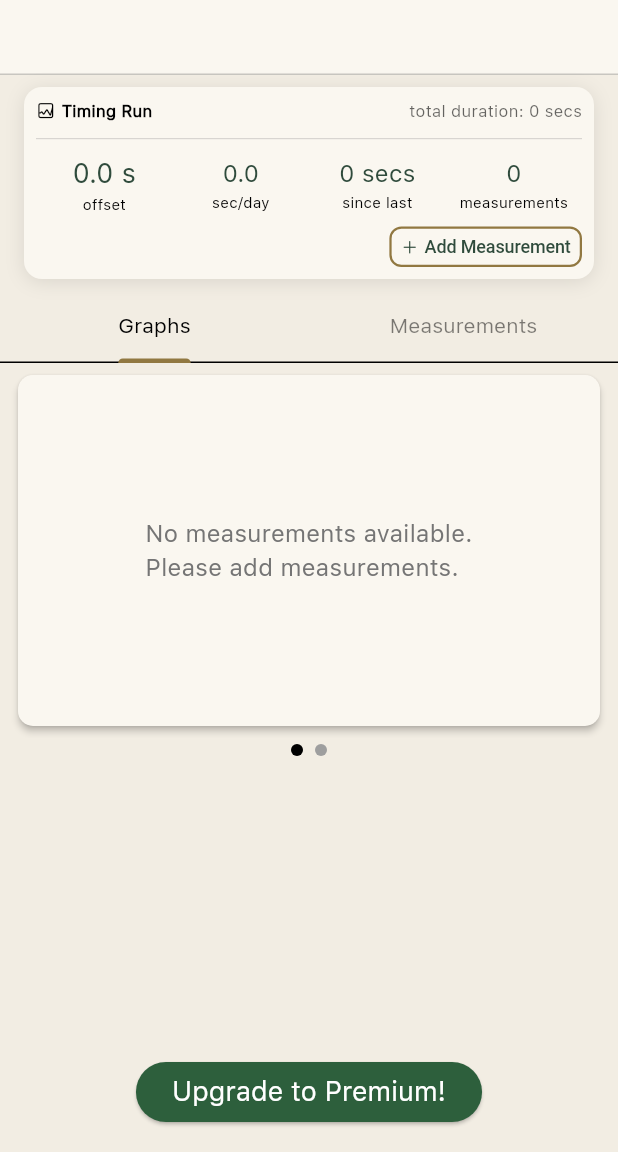
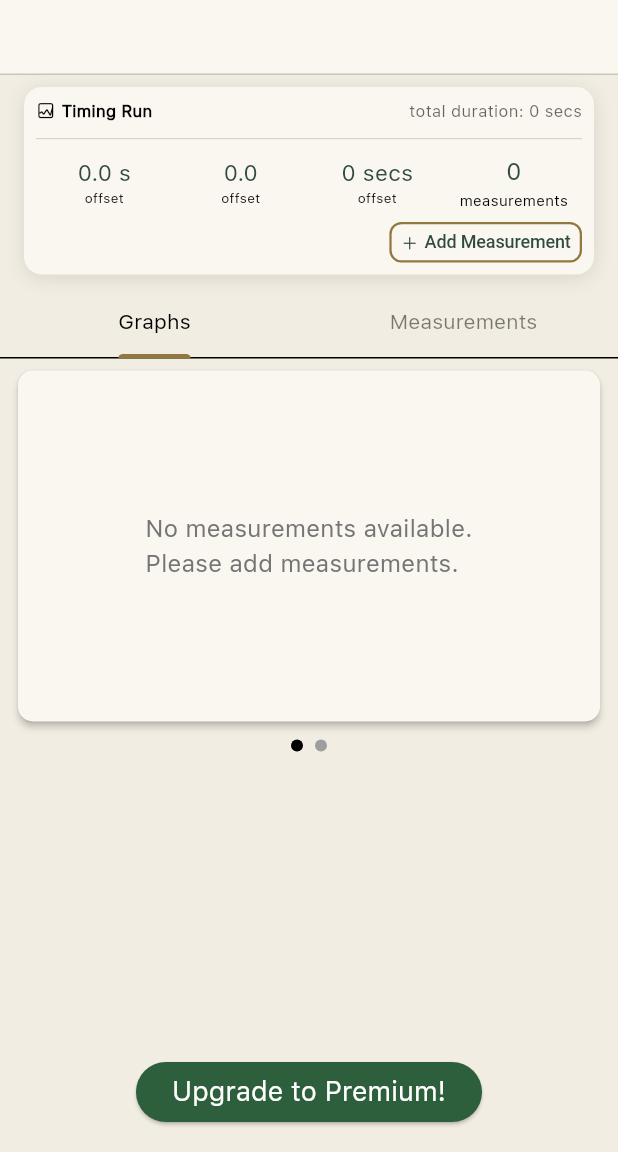
Before and after one commit to t-jayw/ChronoLog, a Flutter app: the TimingRunDetails screen opened directly with empty values, on a phone screen of 412 x 824 dp, the part 84-1236 px from its top. Run offline on Flutter 3.47's test engine with Material 3 defaults, Android fonts, the phone set to English and light mode, and no system bars; drawn by our look-alikes of smooth_page_indicator; our stand-ins replace carousel_slider, csv, file_picker, fl_chart, flutter_dotenv, flutter_image_compress and 8 more; missing offline and left inert: exif, posthog_flutter, purchases_flutter, ulid; accounts and stored records are empty.

Commit message:
release candidate for real

```diff
--- a/lib/components/timing_run_component.dart
+++ b/lib/components/timing_run_component.dart
@@ -115,7 +115,7 @@ class _TimingRunComponentState extends ConsumerState<TimingRunComponent> {
                           Text(
                             timingRunStats.formattedLatestOffset(),
                             style: TextStyle(
-                              fontSize: 18,
+                              fontSize: 15,
                               fontWeight: FontWeight.w500,
                               color: Theme.of(context).colorScheme.tertiary,
                             ),
@@ -123,7 +123,7 @@ class _TimingRunComponentState extends ConsumerState<TimingRunComponent> {
                           Text(
                             'offset',
                             style: TextStyle(
-                              fontSize: 10,
+                              fontSize: 9,
                               color: Theme.of(context).colorScheme.onBackground,
                             ),
                           ),
@@ -137,15 +137,15 @@ class _TimingRunComponentState extends ConsumerState<TimingRunComponent> {
                           Text(
                             timingRunStats.formattedSecondsPerDayForRun(),
                             style: TextStyle(
-                              fontSize: 16,
+                              fontSize: 15,
                               fontWeight: FontWeight.w500,
                               color: Theme.of(context).colorScheme.tertiary,
                             ),
                           ),
                           Text(
-                            'sec/day',
+                            'offset',
                             style: TextStyle(
-                              fontSize: 10,
+                              fontSize: 9,
                               color: Theme.of(context).colorScheme.onBackground,
                             ),
                           ),
@@ -161,17 +161,16 @@ class _TimingRunComponentState extends ConsumerState<TimingRunComponent> {
                               timingRunStats
                                   .formattedTimeSinceLastMeasurement(),
                               style: TextStyle(
-                                fontSize: 16,
+                              fontSize: 15,
                               fontWeight: FontWeight.w500,
                               color: Theme.of(context).colorScheme.tertiary,
                             ),
                           ),
                           Text(
-                              'since last',
+                            'offset',
                             style: TextStyle(
-                                fontSize: 10,
-                                color:
-                                    Theme.of(context).colorScheme.onBackground,
+                              fontSize: 9,
+                              color: Theme.of(context).colorScheme.onBackground,
                             ),
                           ),
                           ],
```
Lines whose indentation alone changed are shown as unchanged.
